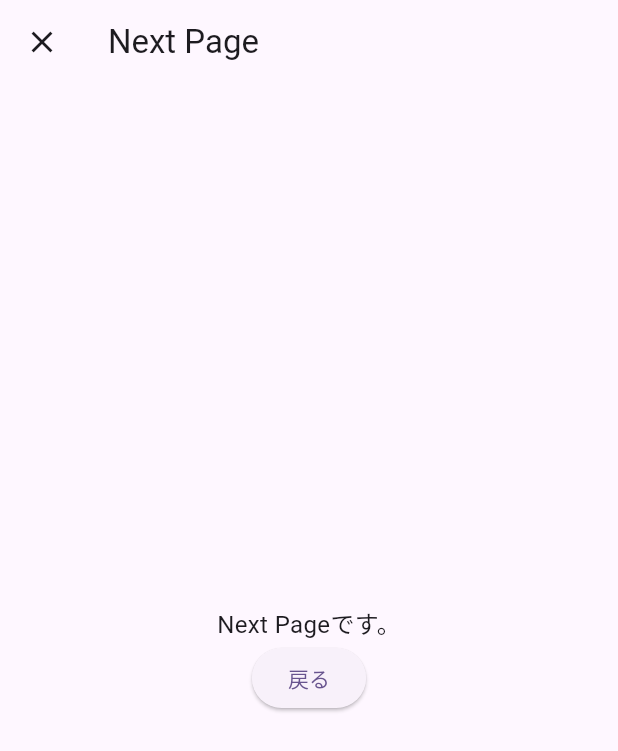
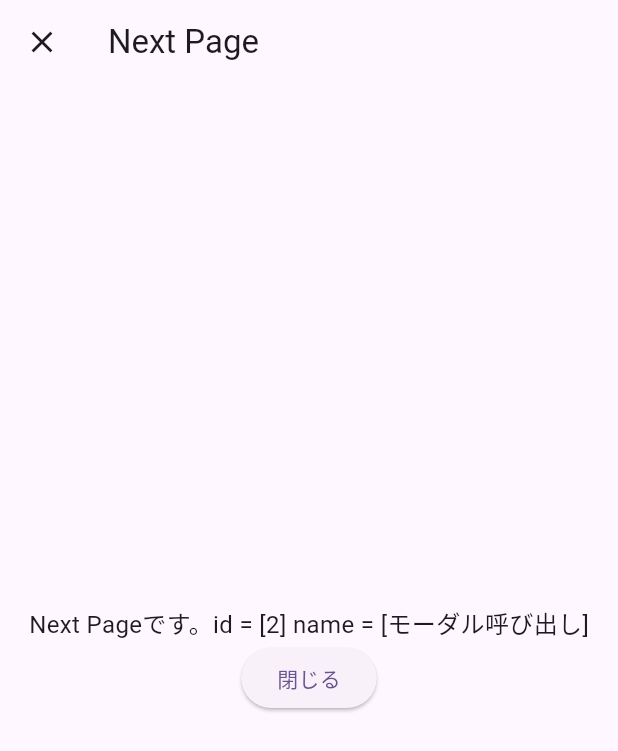
Before and after one commit to k-taiga/flutter_elementary, a Flutter app: the screen it shows after launch, after a tap on "モーダル遷移", on a phone screen of 412 x 824 dp. Shown: the top 751 px of the screen. Run offline on Flutter 3.47's test engine with Material 3 defaults, Android fonts, the phone set to English and light mode, and no system bars.

Commit message:
[add] Navigator Parameter

```diff
--- a/lib/main.dart
+++ b/lib/main.dart
@@ -32,7 +32,7 @@ class MyHomePage extends StatefulWidget {
 class _MyHomePageState extends State<MyHomePage> {
   void _pushPage() {
     Navigator.push(context, MaterialPageRoute(builder: (context) {
-      return NextPage();
+      return NextPage(id: 1, name: 'プッシュ呼び出し');
     }));
   }
 
@@ -41,7 +41,7 @@ class _MyHomePageState extends State<MyHomePage> {
         context,
         MaterialPageRoute(
           builder: (context) {
-            return NextPage();
+            return NextPage(id: 2, name: 'モーダル呼び出し');
           },
           fullscreenDialog: true,
         ));
@@ -76,6 +76,12 @@ class _MyHomePageState extends State<MyHomePage> {
 }
 
 class NextPage extends StatelessWidget {
+  // construct
+  NextPage({required this.id, required this.name});
+
+  final int id;
+  final String name;
+
   @override
   Widget build(BuildContext context) {
     return Scaffold(
@@ -86,15 +92,15 @@ class NextPage extends StatelessWidget {
         child: Column(
           mainAxisAlignment: MainAxisAlignment.center,
           children: [
-            const Text(
-              'Next Pageです。',
+            Text(
+              'Next Pageです。id = [$id] name = [$name]',
               style: TextStyle(fontSize: 16),
             ),
             ElevatedButton(
               onPressed: () {
                 Navigator.pop(context);
               },
-              child: const Text('戻る'),
+              child: Text(id == 1 ? '戻る' : '閉じる'),
             ),
           ],
         ),
```
